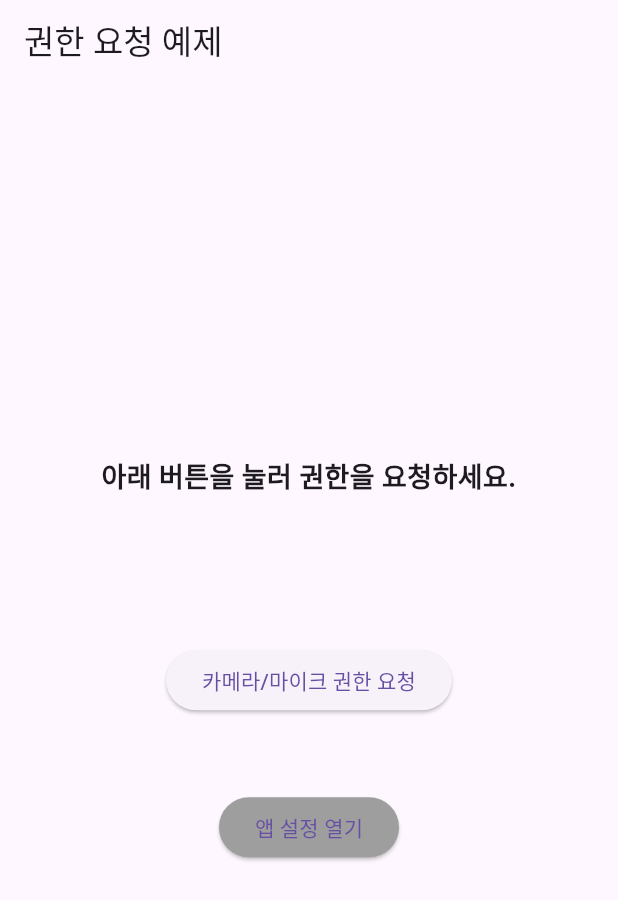
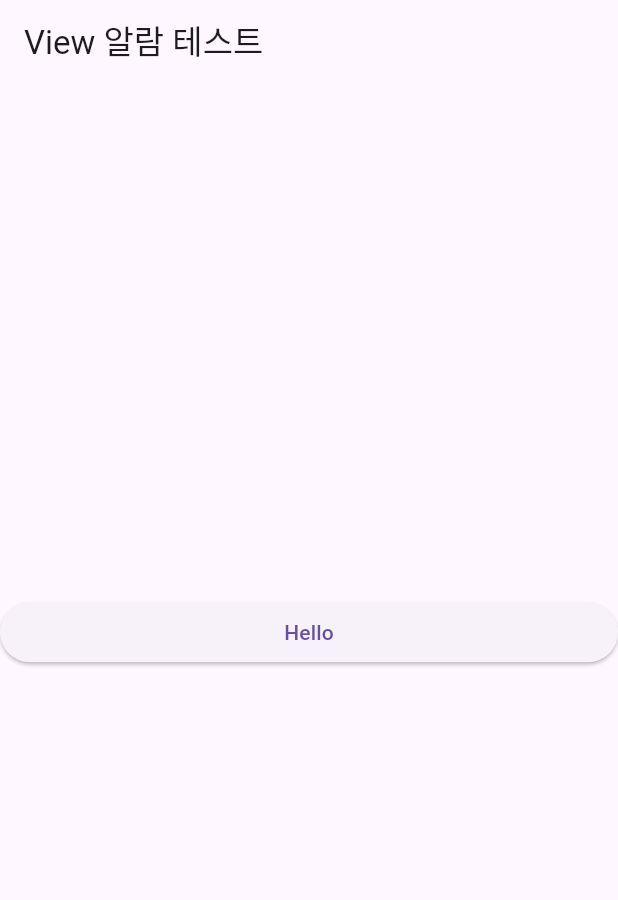
Before and after one commit to we-meet-project/wemeet-client, a Flutter app: the screen it shows after launch, on a phone screen of 412 x 824 dp. Shown: the top 900 px of the screen. Run offline on Flutter 3.47's test engine with Material 3 defaults, Android fonts, the phone set to English and light mode, and no system bars; our stand-ins replace firebase_core, flutter_local_notifications, isar, permission_handler; missing offline and left inert: PROJECT_NAME, health, workmanager; accounts and stored records are empty; generated files the repository leaves out were written again.

Commit message:
feature : notification Service, worker
이제 알람을 전송할수 있습니다 원하는 내용을 토대로 하하하

```diff
--- a/lib/Core/workerRegister.dart
+++ b/lib/Core/workerRegister.dart
@@ -1,3 +1,4 @@
+import 'package:wemeet_client/Worker/notificationWorker.dart';
 import 'package:wemeet_client/Worker/worker.dart';
 import 'package:wemeet_client/di/dependency_factory.dart';
 
@@ -6,7 +7,8 @@ import '../Worker/healthWorker.dart';
 /// WorkerName(String)과 WorkerFactory(Function)를 맵핑하는 정적 클래스
 class WorkerRegistrar {
   static final Map<String, Worker> factories = {
-    WorkerName.sleepReport : createWorker,
+    WorkerName.sleepReport: createHealthWorker,
+    WorkerName.notification: createNotificationWorker,
   };
 }
 
--- /dev/null
+++ b/lib/Screen/home_screen.dart
@@ -0,0 +1,56 @@
+import 'package:flutter/material.dart';
+import 'package:provider/provider.dart';
+import 'package:wemeet_client/Manager/PermissionManager.dart';
+import 'package:wemeet_client/ViewModel/home_view_model.dart';
+import 'package:wemeet_client/di/dependency_factory.dart';
+
+class HomeScreen extends StatelessWidget {
+  const HomeScreen({super.key});
+
+  @override
+  Widget build(BuildContext context) {
+    return ChangeNotifierProvider(
+      create: (context) => HomeViewModel(
+        permissionManager: context.read<Permissionmanager>(),
+        factory: context.read<DependencyFactory>(),
+      ),
+      child: Scaffold(
+        appBar: AppBar(title: const Text("View 알람 테스트")),
+        body: Consumer<HomeViewModel>(
+          builder: (context, viewModel, child) {
+            return Center(
+              child: Column(
+                mainAxisAlignment: MainAxisAlignment.center,
+                crossAxisAlignment: CrossAxisAlignment.stretch,
+                children: [
+                  ElevatedButton(
+                    onPressed: viewModel.state == ViewState.loading
+                        ? null
+                        : () {
+                            viewModel.run();
+                          },
+                    child: const Text("Hello"),
+                  ),
+                  const SizedBox(height: 16),
+
+                  if (viewModel.state == ViewState.loading)
+                    const Center(child: CircularProgressIndicator())
+                  else
+                    Text(
+                      viewModel.message,
+                      textAlign: TextAlign.center,
+                      style: TextStyle(
+                        color: viewModel.state == ViewState.error
+                            ? Colors.red
+                            : Colors.green,
+                      ),
+                    ),
+                ],
+              ),
+            );
+          },
+        ),
+      ),
+    );
+  }
+}
--- /dev/null
+++ b/lib/ViewModel/home_view_model.dart
@@ -0,0 +1,63 @@
+import 'package:flutter/material.dart';
+import 'package:wemeet_client/Core/workerPermissionRegister.dart';
+import 'package:wemeet_client/Core/workerRegister.dart';
+import 'package:wemeet_client/Manager/PermissionManager.dart';
+import 'package:wemeet_client/Manager/workermanager.dart';
+import 'package:wemeet_client/di/dependency_factory.dart';
+
+enum ViewState { idle, loading, success, error }
+
+class HomeViewModel extends ChangeNotifier {
+  final Permissionmanager _permissionmanager;
+  final WorkerManager _workerManager;
+
+  HomeViewModel({
+    required Permissionmanager permissionManager,
+    required DependencyFactory factory,
+  }) : _permissionmanager = permissionManager,
+       _workerManager = WorkerManager(factory: factory);
+
+  ViewState _state = ViewState.idle;
+  ViewState get state => _state;
+
+  String _message = '';
+  String get message => _message;
+
+  void _setState(ViewState newState, [String msg = '']) {
+    _state = newState;
+    _message = msg;
+    notifyListeners();
+  }
+
+  Future<void> run() async {
+    _setState(ViewState.loading);
+
+    final Map<String, dynamic> inputData = {
+      'id': 201,
+      'title': '알람보내기 테스트',
+      'body': "Main Isolate에서 호출함",
+      'payload': '포그라운드 작업 (ID: 2)에서 보낸 데이터입니다.',
+    };
+
+    try {
+      final PermissionRequestStatus status = await _permissionmanager
+          .requestPermission(WorkerName.notification);
+
+      if (status == PermissionRequestStatus.granted) {
+        bool result = await _workerManager.executeTask(
+          WorkerName.notification,
+          inputData,
+        );
+        if (result) {
+          _setState(ViewState.success, 'Success!');
+        } else {
+          _setState(ViewState.error, 'Fail..');
+        }
+      } else {
+        _setState(ViewState.error, 'Permission Denied');
+      }
+    } catch (e) {
+      _setState(ViewState.error, 'invoke error : $e');
+    }
+  }
+}
--- a/lib/main.dart
+++ b/lib/main.dart
@@ -1,26 +1,44 @@
+//외부 패키지
 import 'package:flutter/material.dart';
 import 'package:flutter_local_notifications/flutter_local_notifications.dart';
-import 'package:permission_handler/permission_handler.dart';
-import 'package:wemeet_client/Service/notification_service.dart';
+import 'package:wemeet_client/Screen/detail_screen.dart';
+import 'package:wemeet_client/Screen/home_screen.dart';
 import 'package:workmanager/workmanager.dart';
-import 'package:wemeet_client/Core/workerPermissionRegister.dart';
-import 'package:wemeet_client/Core/workerRegister.dart';
+import 'package:provider/provider.dart';
+
+//service, Permission관리자
 import 'package:wemeet_client/Manager/PermissionManager.dart';
 import 'package:wemeet_client/Manager/workermanager.dart';
+import 'package:wemeet_client/di/dependency_factory.dart';
+
+//Permission, worker등록 register
+
+//Service
 import 'package:wemeet_client/Service/notification_service.dart';
 
-Future<void> main() async{
+final GlobalKey<NavigatorState> navigatorKey = GlobalKey<NavigatorState>();
+
+Future<void> main() async {
   WidgetsFlutterBinding.ensureInitialized();
 
   await Workmanager().initialize(callbackDispatcher);
 
   await NotificationService.inst.initMainIsolate(_onNotificationTap);
 
-  runApp(const MyApp());
+  runApp(
+    MultiProvider(
+      providers: [
+        Provider<DependencyFactory>(create: (_) => DependencyFactory()),
+        Provider<Permissionmanager>(create: (_) => Permissionmanager()),
+      ],
+      child: const MyApp(),
+    ),
+  );
 }
 
 void _onNotificationTap(NotificationResponse response) {
   final String? payload = response.payload;
+
   if (payload != null && payload.isNotEmpty) {
     // navigatorKey를 사용하여 화면 이동
     navigatorKey.currentState?.pushNamed(payload);
@@ -33,141 +51,17 @@ class MyApp extends StatelessWidget {
   @override
   Widget build(BuildContext context) {
     return MaterialApp(
-      home: Scaffold(
-        appBar: AppBar(title: const Text('권한 요청 예제')),
-        body: const PermissionDemoPage(),
-      ),
+      title: "Test",
+      navigatorKey: navigatorKey,
+      initialRoute: '/',
+      routes: {
+        '/': (context) => const HomeScreen(),
+        '/detail': (context) {
+          final String? payload =
+              ModalRoute.of(context)?.settings.arguments as String?;
+          return DetailScreen(payload: payload ?? '전달된 payload없음');
+        },
+      },
     );
   }
 }
-
-class PermissionDemoPage extends StatefulWidget {
-  const PermissionDemoPage({super.key});
-
-  @override
-  State<PermissionDemoPage> createState() => _PermissionDemoPageState();
-}
-
-class _PermissionDemoPageState extends State<PermissionDemoPage> {
-  // 1. 위에서 만든 PermissionManager 인스턴스 생성
-  final Permissionmanager _permissionManager = Permissionmanager();
-
-  // 2. 화면에 표시할 현재 상태 메시지
-  String _message = '아래 버튼을 눌러 권한을 요청하세요.';
-
-  // 3. 로딩 상태 (권한 팝업이 떠 있을 때 중복 클릭 방지)
-  bool _isLoading = false;
-
-  // [핵심] 버튼을 눌렀을 때 실행될 비동기 함수
-  void _handlePermissionRequest(String workerName) async {
-    // 중복 요청 방지
-
-
-    if (_isLoading) return;
-
-    setState(() {
-      _isLoading = true;
-      _message = "'$workerName'에 대한 권한 요청 중...";
-    });
-
-    // [await 호출]
-    // 제공해주신 async 함수를 여기서 await로 호출합니다.
-    // 권한 팝업이 뜨고 사용자가 선택할 때까지 여기서 기다립니다.
-    final PermissionRequestStatus status =
-        await _permissionManager.requestPermission(workerName);
-
-    // [결과 처리]
-    // await가 끝나고 반환된 status 값에 따라 UI를 갱신합니다.
-    String resultMessage = '';
-    switch (status) {
-      case PermissionRequestStatus.granted:
-        resultMessage = '모든 권한이 허용되었습니다!';
-        break;
-      case PermissionRequestStatus.denied:
-        resultMessage = '권한이 거부되었습니다. 기능을 사용할 수 없습니다.';
-        break;
-      case PermissionRequestStatus.permanentlyDenied:
-        resultMessage = '권한이 영구적으로 거부되었습니다. 앱 설정에서 직접 허용해야 합니다.';
-        // (팁: 이 경우 openAppSettings()를 호출해주는 버튼을 보여주면 좋습니다)
-        break;
-      case PermissionRequestStatus.restricted:
-        resultMessage = '권한이 (부모 제어 등에 의해) 제한되었습니다.';
-        break;
-    }
-
-    setState(() {
-      _message = resultMessage;
-      _isLoading = false;
-    });
-  }
-
-  // 앱 설정 화면을 여는 함수
-  void _openAppSettings() {
-    openAppSettings();
-  }
-
-  @override
-  Widget build(BuildContext context) {
-    return Center(
-      child: Padding(
-        padding: const EdgeInsets.all(20.0),
-        child: Column(
-          mainAxisAlignment: MainAxisAlignment.center,
-          children: <Widget>[
-            // 1. 권한 요청 결과를 표시하는 텍스트
-            Text(
-              _message,
-              style: const TextStyle(fontSize: 18, fontWeight: FontWeight.bold),
-              textAlign: TextAlign.center,
-            ),
-            const SizedBox(height: 30),
-
-            // 2. 로딩 중일 때 표시되는 인디케이터
-            if (_isLoading)
-              const CircularProgressIndicator()
-            else
-              const SizedBox(height: 38), // 인디케이터와 동일한 높이 유지
-
-            const SizedBox(height: 30),
-
-            // 3. '카메라' 작업 권한 요청 버튼
-            ElevatedButton(
-              // 로딩 중(팝업이 떠 있을 때)에는 버튼 비활성화
-              onPressed: _isLoading
-                  ? null
-                  : () => _handlePermissionRequest(WorkerName.sleepReport),
-              child: const Text('카메라/마이크 권한 요청'),
-            ),
-            const SizedBox(height: 10),
-
-            // // 4. '저장공간' 작업 권한 요청 버튼
-            // ElevatedButton(
-            //   onPressed: _isLoading
-            //       ? null
-            //       : () => _handlePermissionRequest('storage_worker'),
-            //   child: const Text('저장공간 권한 요청'),
-            // ),
-            //  const SizedBox(height: 10),
-
-            // // 5. '위치' 작업 권한 요청 버튼
-            //  ElevatedButton(
-            //   onPressed: _isLoading
-            //       ? null
-            //       : () => _handlePermissionRequest('location_worker'),
-            //   child: const Text('위치정보 권한 요청'),
-            // ),
-
-            const SizedBox(height: 40),
-
-            // 6. (영구 거부 시) 사용자가 직접 설정을 열 수 있는 버튼
-            ElevatedButton(
-              style: ElevatedButton.styleFrom(backgroundColor: Colors.grey),
-              onPressed: _openAppSettings,
-              child: const Text('앱 설정 열기'),
-            ),
-          ],
-        ),
-      ),
-    );
-  }
-}
--- a/pubspec.yaml
+++ b/pubspec.yaml
@@ -46,6 +46,9 @@ dependencies:
   workmanager: ^0.9.0+3
   flutter_local_notifications: ^19.5.0
   permission_handler: ^12.0.1
+  provider: ^6.1.5+1
+  isar: ^3.1.0+1
+  path_provider: ^2.1.5
 
 dev_dependencies:
   flutter_test:
@@ -57,6 +60,8 @@ dev_dependencies:
   # package. See that file for information about deactivating specific lint
   # rules and activating additional ones.
   flutter_lints: ^3.0.0
+  isar_generator: ^3.1.0+1
+  build_runner: ^2.4.13
 
 # For information on the generic Dart part of this file, see the
 # following page: https://dart.dev/tools/pub/pubspec
```
Also changed, not shown: lib/DataBase/DataSource/sleep_local_dataSource.dart (added, +55 -0 lines), lib/DataBase/Isar_service.dart (added, +28 -0 lines), lib/DataBase/Schemas/sleep_schemas.dart (added, +80 -0 lines), lib/Manager/workermanager.dart (+10 -6 lines), lib/Reposistory/sleep_reposistory.dart (added, +102 -0 lines), lib/Screen/detail_screen.dart (added, +40 -0 lines), lib/Service/notification_service.dart (+14 -13 lines), lib/Worker/healthWorker.dart (+18 -21 lines), lib/Worker/notificationWorker.dart (+38 -5 lines), lib/di/dependency_factory.dart (+5 -3 lines), 2 other files.
